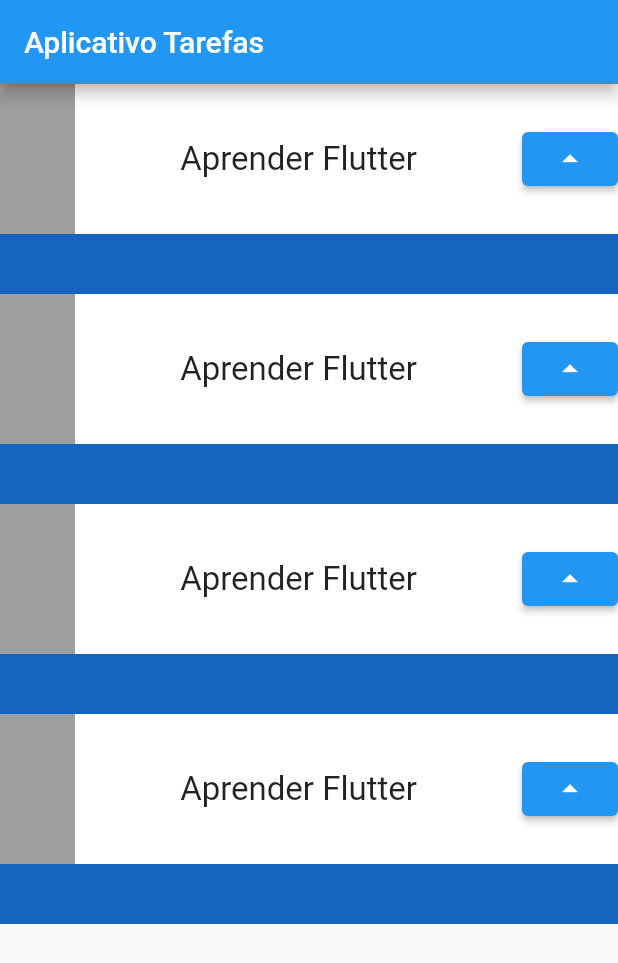
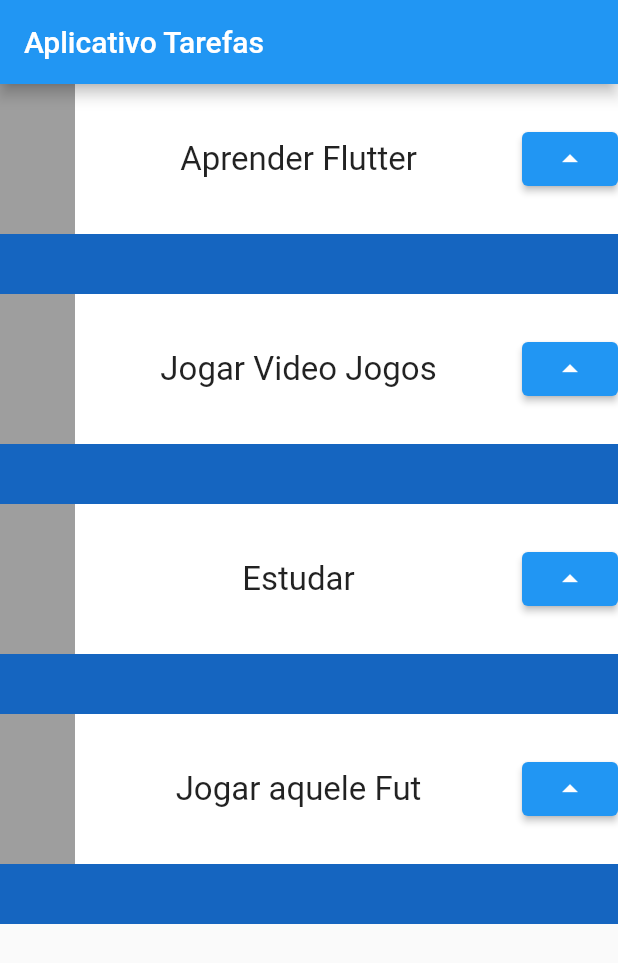
Before and after one commit to ViniBOYs/AplicativosFlutter, a Flutter app: the screen it shows after launch, on a phone screen of 412 x 824 dp. Shown: the top 963 px of the screen. Run offline on Flutter 3.47's test engine with Material 2 defaults, Android fonts, the phone set to English and light mode, and no system bars.

Commit message:
update das tasks

```diff
--- a/app_aula_tafera/lib/main.dart
+++ b/app_aula_tafera/lib/main.dart
@@ -18,10 +18,10 @@ class MyApp extends StatelessWidget {
         ),
       body: Column(
         children: [
-          Task(),
-          Task(),
-          Task(),
-          Task()
+          Task("Aprender Flutter"),
+          Task("Jogar Video Jogos"),
+          Task("Estudar"),
+          Task("Jogar aquele Fut")
         ],
       )
       )
@@ -30,7 +30,8 @@ class MyApp extends StatelessWidget {
 }
 
 class Task extends StatelessWidget {
-  const Task({super.key});
+  final String tarefa;
+  const Task(this.tarefa,{super.key});
 
   @override
   Widget build(BuildContext context) {
@@ -44,7 +45,7 @@ class Task extends StatelessWidget {
               mainAxisAlignment: MainAxisAlignment.spaceBetween,
               children: [
                 Container(color: Colors.grey, height: 100, width: 50,),
-                Text("Aprender Flutter",style: TextStyle(fontSize: 22),
+                Text(tarefa,style: TextStyle(fontSize: 22),
                 ),
                 ElevatedButton(onPressed: () {
                   print("Botão Pressionado");
```
